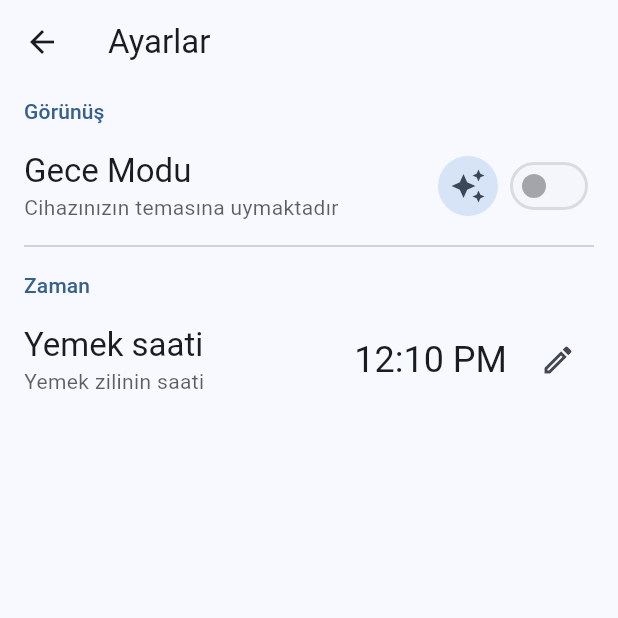
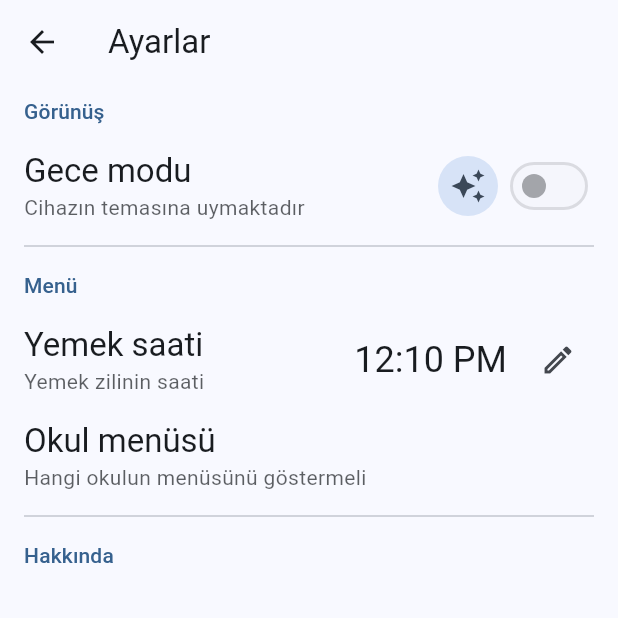
Before and after one commit to IAmThe2ndHuman/ted_yemek, a Flutter app: the screen it shows after launch, after a tap on the "settings" icon, on a phone screen of 412 x 824 dp, the top half of it. Run offline on Flutter 3.47's test engine with Material 2 defaults, Android fonts, the phone set to English and light mode, and no system bars; drawn by our look-alikes of dynamic_color; our stand-ins replace awesome_notifications, bloc, equatable, flutter_bloc, flutter_svg, package_info_plus and 1 more; missing offline and left inert: workmanager; network calls fail; project files that could hold a hidden picture were left out.

```diff
--- a/lib/pages/settings/bloc/settings_cubit.dart
+++ b/lib/pages/settings/bloc/settings_cubit.dart
@@ -8,10 +8,11 @@ part 'settings_state.dart';
 
 class SettingsCubit extends Cubit<SettingsState> {
   final SettingsRepository _settingsRepository;
-  SettingsCubit(this._settingsRepository) : super(const SettingsInitial());
+  SettingsCubit(this._settingsRepository) : super(SettingsInitial());
 
   void initialize() {
-    emit(SettingsInitialized(_settingsRepository.brightness, _settingsRepository.lunchtimeTime));
+    emit(SettingsInitialized(
+        _settingsRepository.brightness, _settingsRepository.lunchtimeTime, _settingsRepository.schoolType));
   }
 
   // Future<void> setUseWallpaperColors(bool value) async {
@@ -21,11 +22,19 @@ class SettingsCubit extends Cubit<SettingsState> {
 
   Future<void> setBrightness(AppBrightness value) async {
     await _settingsRepository.setBrightness(value);
-    emit(SettingsInitialized(value, (state as SettingsInitialized).lunchtimeTime));
+    emit(SettingsInitialized(
+        value, (state as SettingsInitialized).lunchtimeTime, (state as SettingsInitialized).schoolType));
   }
 
   Future<void> setLunchtimeTime(TimeOfDay timeOfDay) async {
     await _settingsRepository.setLunchtimeTime(timeOfDay);
-    emit(SettingsInitialized((state as SettingsInitialized).brightness, timeOfDay));
+    emit(SettingsInitialized(
+        (state as SettingsInitialized).brightness, timeOfDay, (state as SettingsInitialized).schoolType));
+  }
+
+  Future<void> setSchoolType(SchoolType schoolType) async {
+    await _settingsRepository.setSchoolType(schoolType);
+    emit(SettingsInitialized(
+        (state as SettingsInitialized).brightness, (state as SettingsInitialized).lunchtimeTime, schoolType));
   }
 }
--- a/lib/pages/settings/bloc/settings_state.dart
+++ b/lib/pages/settings/bloc/settings_state.dart
@@ -14,12 +14,13 @@ class SettingsInitial extends SettingsState {
 class SettingsInitialized extends SettingsState {
   final AppBrightness brightness;
   final TimeOfDay lunchtimeTime;
+  final SchoolType schoolType;
   // final bool useWallpaperColors;
   // final Color customColor;
   // final bool supportsMaterial3;
 
-  const SettingsInitialized(this.brightness, this.lunchtimeTime);
+  const SettingsInitialized(this.brightness, this.lunchtimeTime, this.schoolType);
 
   @override
-  List<Object> get props => [brightness, lunchtimeTime];
+  List<Object> get props => [brightness, lunchtimeTime, schoolType];
 }
--- a/lib/pages/settings/settings.dart
+++ b/lib/pages/settings/settings.dart
@@ -17,7 +17,7 @@ class Settings extends StatelessWidget {
     return [
       const SettingHeaderTile(title: "Görünüş"),
       SettingTile(
-        title: "Gece Modu",
+        title: "Gece modu",
         description: state.brightness.description,
         actions: [
           IconButton.filledTonal(
@@ -48,7 +48,7 @@ class Settings extends StatelessWidget {
         ],
       ),
       const Divider(),
-      const SettingHeaderTile(title: "Zaman"),
+      const SettingHeaderTile(title: "Menü"),
       SettingTile(
         title: "Yemek saati",
         description: "Yemek zilinin saati",
@@ -62,10 +62,17 @@ class Settings extends StatelessWidget {
                 await cubit.setLunchtimeTime(time);
               }
             },
-            icon: Icon(Icons.edit_outlined),
+            icon: const Icon(Icons.edit_outlined),
           )
         ],
-      )
+      ),
+      const SettingTile(
+        title: "Okul menüsü",
+        description: "Hangi okulun menüsünü göstermeli",
+        actions: [],
+      ),
+      const Divider(),
+      const SettingHeaderTile(title: "Hakkında"),
       // if (state.supportsMaterial3)
       //   ListTile(
       //     title: Text("Material You"),
--- a/lib/repositories/settings_repository.dart
+++ b/lib/repositories/settings_repository.dart
@@ -9,6 +9,8 @@ class SettingsRepository {
 
   static const String _lunchtimeHour = "data.settings.lunchtime.h";
   static const String _lunchtimeMinute = "data.settings.lunchtime.m";
+
+  static const String _schoolType = "data.settings.school";
 
   final SharedPreferences preferences;
   // final bool supportsMaterial3;
@@ -29,7 +31,11 @@ class SettingsRepository {
     await preferences.setInt(_lunchtimeMinute, timeOfDay.minute);
   }
 
-  // bool get useWallpaperColors => preferences.getBool(_useWallpaperColors) ?? true;
+  SchoolType get schoolType => SchoolType.fromId(preferences.getInt(_schoolType));
+  Future<void> setSchoolType(SchoolType schoolType) async {
+    await preferences.setInt(_schoolType, schoolType.id);
+  }
+// bool get useWallpaperColors => preferences.getBool(_useWallpaperColors) ?? true;
   // Future<void> setUseWallpaperColors(bool value) async {
   //   await preferences.setBool(_useWallpaperColors, value);
   // }
@@ -45,8 +51,38 @@ class SettingsRepository {
   // }
 }
 
+enum SchoolType {
+  // kindergarten(1),
+  middle(2),
+  high(3);
+
+  final int id;
+  const SchoolType(this.id);
+
+  factory SchoolType.fromId(int? value) {
+    switch (value) {
+      // case 1:
+      //   return AppBrightness.light;
+      case 2:
+        return SchoolType.middle;
+      case _:
+        return SchoolType.high;
+    }
+  }
+
+  @override
+  String toString() {
+    switch (this) {
+      case SchoolType.middle:
+        return "Ortaokul";
+      case SchoolType.high:
+        return "Lise";
+    }
+  }
+}
+
 enum AppBrightness {
-  device(null, 2, "Cihazınızın temasına uymaktadır"),
+  device(null, 2, "Cihazın temasına uymaktadır"),
   light(Brightness.light, 0, "Gündüz modundadır"),
   dark(Brightness.dark, 1, "Gece modundadır");
 
@@ -74,16 +110,4 @@ enum AppBrightness {
         return AppBrightness.dark;
     }
   }
-
-  @override
-  String toString() {
-    switch (this) {
-      case light:
-        return "Gündüz";
-      case dark:
-        return "Gece";
-      case device:
-        return "Otomatik";
-    }
-  }
 }
```
